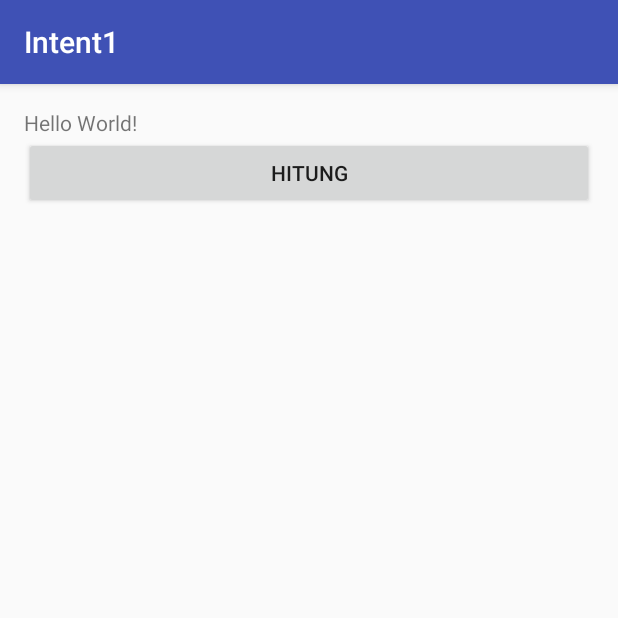
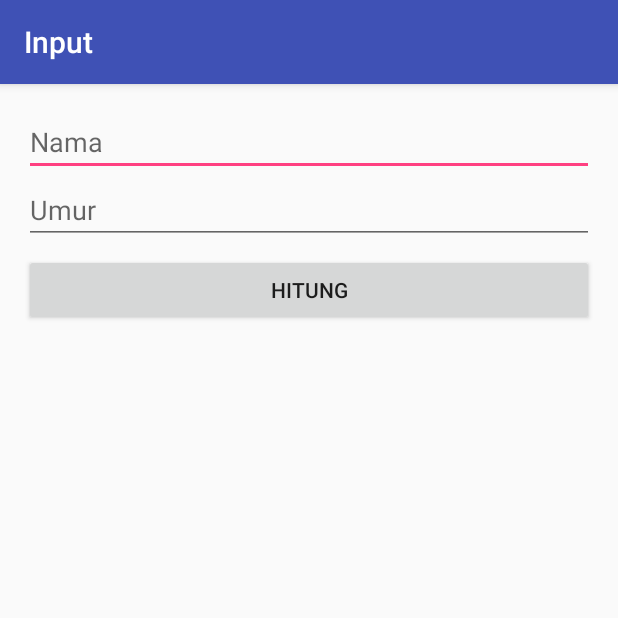
Before and after one commit to pashaneesa/Intent1, an Android app: the screen it shows after launch (MainActivity), on a phone screen of 412 x 824 dp, the top half of it. Run offline under Robolectric (Android 15) with nearby library versions, the phone set to English and light mode, and no system bars.

Commit message:
startActivity Part 2

```diff
--- a/app/src/main/java/id/sch/smktelkom_mlg/learn/intent1/MainActivity.java
+++ b/app/src/main/java/id/sch/smktelkom_mlg/learn/intent1/MainActivity.java
@@ -4,19 +4,44 @@ import android.content.Intent;
 import android.support.v7.app.AppCompatActivity;
 import android.os.Bundle;
 import android.view.View;
+import android.widget.EditText;
 
 public class MainActivity extends AppCompatActivity {
+
+    public static final String NAMA = "Nama";
+    public static final String UMUR = "Umur";
+    EditText etNama;
+    EditText etUmur;
 
     @Override
     protected void onCreate(Bundle savedInstanceState) {
         super.onCreate(savedInstanceState);
         setContentView(R.layout.activity_main);
 
+        setTitle("Input");
+
+        etNama = (EditText) findViewById(R.id.editTextNama);
+        etUmur = (EditText) findViewById(R.id.editTextUmur);
+
         findViewById(R.id.buttonHitung).setOnClickListener(new View.OnClickListener() {
             @Override
             public void onClick(View v) {
-                startActivity(new Intent(MainActivity.this, HasilActivity.class));
+                goHasil();
             }
         });
     }
+
+    private void goHasil()
+    {
+        String nama = etNama.getText().toString();
+        String umurStr = etUmur.getText().toString();
+
+        int umur = umurStr.isEmpty()?0:Integer.parseInt(umurStr);
+
+        Intent intent = new Intent(MainActivity.this, HasilActivity.class);
+        intent.putExtra(NAMA, nama);
+        intent.putExtra(UMUR, umur);
+
+        startActivity(intent);
+    }
 }
--- a/app/src/main/res/layout/activity_main.xml
+++ b/app/src/main/res/layout/activity_main.xml
@@ -9,20 +9,35 @@
     android:paddingTop="@dimen/activity_vertical_margin"
     tools:context="id.sch.smktelkom_mlg.learn.intent1.MainActivity">
 
-    <TextView
-        android:layout_width="wrap_content"
-        android:layout_height="wrap_content"
-        android:text="Hello World!"
-        android:id="@+id/textView" />
-
     <Button
         android:layout_width="wrap_content"
         android:layout_height="wrap_content"
         android:text="Hitung"
         android:id="@+id/buttonHitung"
-        android:layout_below="@+id/textView"
+        android:layout_marginTop="52dp"
+        android:layout_below="@+id/editTextNama"
         android:layout_alignParentLeft="true"
         android:layout_alignParentStart="true"
         android:layout_alignParentRight="true"
         android:layout_alignParentEnd="true" />
+
+    <EditText
+        android:layout_width="match_parent"
+        android:layout_height="wrap_content"
+        android:inputType="textPersonName"
+        android:ems="10"
+        android:id="@+id/editTextNama"
+        android:hint="Nama"
+        />
+
+    <EditText
+        android:layout_width="match_parent"
+        android:layout_height="wrap_content"
+        android:inputType="numberSigned"
+        android:ems="10"
+        android:id="@+id/editTextUmur"
+        android:hint="Umur"
+        android:layout_below="@+id/editTextNama"
+        android:layout_alignParentLeft="true"
+        android:layout_alignParentStart="true" />
 </RelativeLayout>
```
Also changed, not shown: app/src/main/java/id/sch/smktelkom_mlg/learn/intent1/HasilActivity.java (+14 -0 lines), app/src/main/res/layout/activity_hasil.xml (+7 -0 lines).
